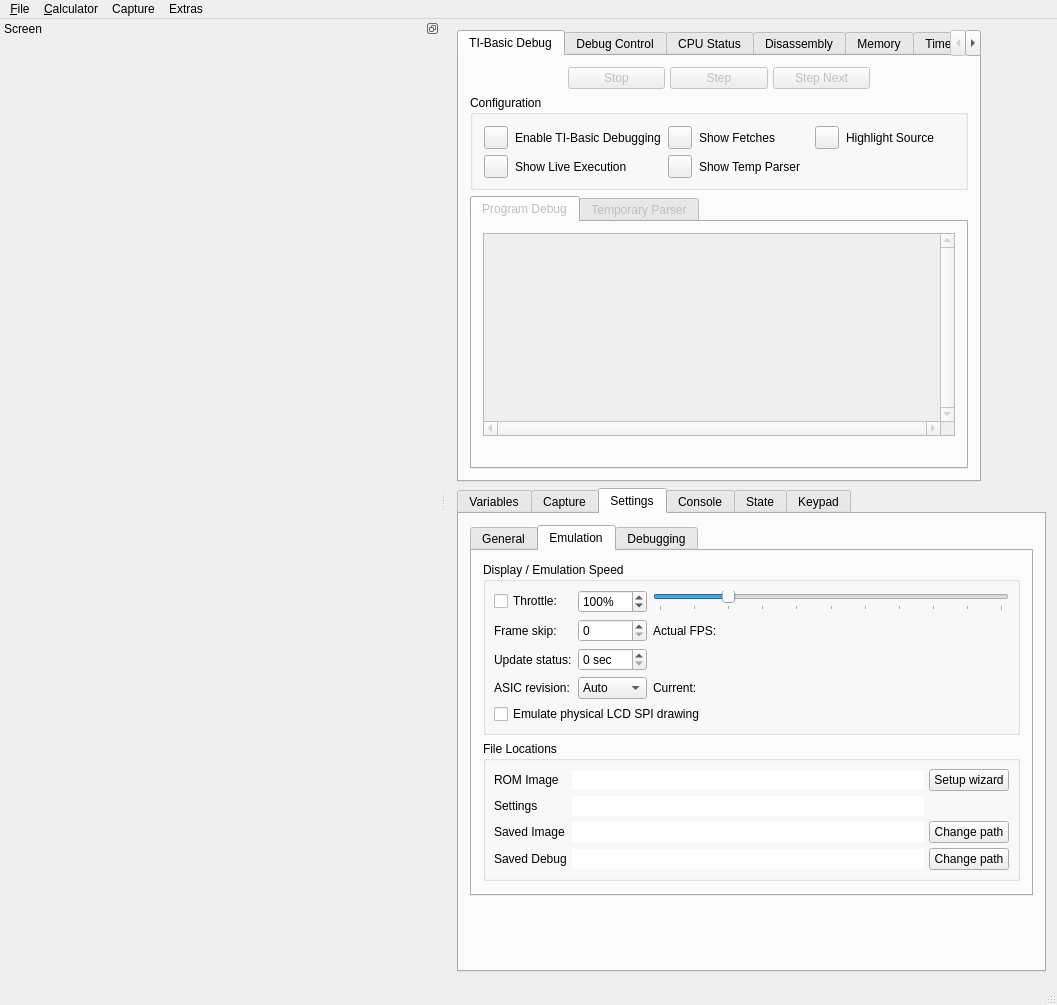
Old version of the form gui/qt/mainwindow.ui in the repository electricWah/CEmu.
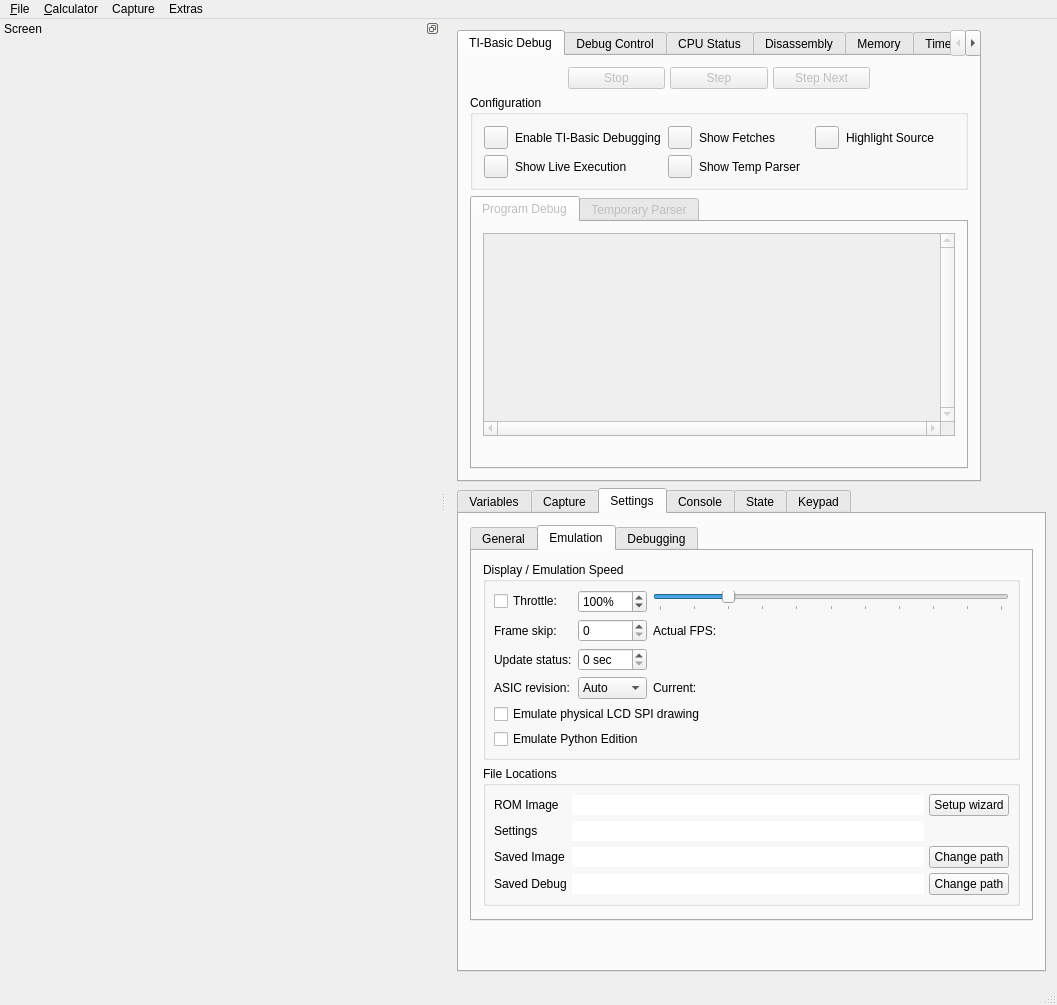
New version of the form. The open tabs and pages were chosen to show the change. Icons and pictures are not drawn. Custom widgets are drawn as their Qt base class.

Commit message: Add python flag in asic.

```diff
--- a/gui/qt/mainwindow.ui
+++ b/gui/qt/mainwindow.ui
@@ -9431,6 +9431,13 @@
                  </property>
                 </widget>
                </item>
+               <item>
+                <widget class="QCheckBox" name="checkPythonEdition">
+                 <property name="text">
+                  <string>Emulate Python Edition</string>
+                 </property>
+                </widget>
+               </item>
               </layout>
              </widget>
             </item>
```
The commit also changes 4 other files.
